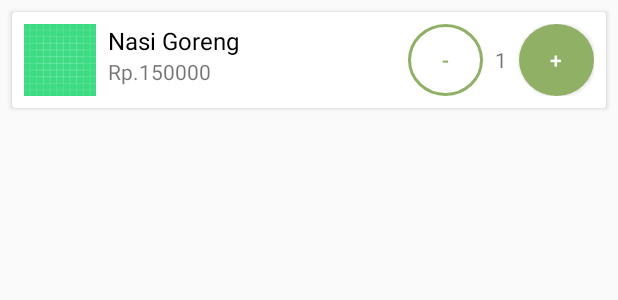
After one commit to rjayaa/maku-mobile-dev, an Android app: the layout tenant_food_item.xml on its own in the app's theme, with its tools: preview values and no code run, on a phone screen of 412 x 824 dp. The commit adds this screen. Shown: the top 300 px of the screen. Run offline under Robolectric (Android 15) with nearby library versions, the phone set to English and light mode, and no system bars.

Commit message:
recycle view each tenant done bitch ass

```diff
--- a/app/src/main/AndroidManifest.xml
+++ b/app/src/main/AndroidManifest.xml
@@ -2,7 +2,8 @@
 <manifest xmlns:android="http://schemas.android.com/apk/res/android"
     xmlns:tools="http://schemas.android.com/tools">
 
-    <uses-permission android:name="android.permission.INTERNET"/>
+    <uses-permission android:name="android.permission.INTERNET" />
+
     <application
         android:allowBackup="true"
         android:dataExtractionRules="@xml/data_extraction_rules"
@@ -13,6 +14,9 @@
         android:supportsRtl="true"
         android:theme="@style/Theme.Makumobilebased"
         tools:targetApi="31">
+        <activity
+            android:name=".TenantFoodActivity"
+            android:exported="false" />
         <activity
             android:name=".MainActivity"
             android:exported="false" />
--- /dev/null
+++ b/app/src/main/java/com/project/maku_mobile_based/RecyclerViewInterface.java
@@ -0,0 +1,5 @@
+package com.project.maku_mobile_based;
+
+public interface RecyclerViewInterface {
+    void onItemClick(int post);
+}
--- /dev/null
+++ b/app/src/main/res/drawable/button_decrement.xml
@@ -0,0 +1,9 @@
+<?xml version="1.0" encoding="utf-8"?>
+<selector xmlns:android="http://schemas.android.com/apk/res/android">
+    <item>
+        <shape android:shape="oval">
+            <solid android:color="#00FFFFFF"/> <!-- transparent background -->
+            <stroke android:width="2dp" android:color="#90B165"/> <!-- green border -->
+        </shape>
+    </item>
+</selector>
--- /dev/null
+++ b/app/src/main/res/drawable/button_increment.xml
@@ -0,0 +1,8 @@
+<?xml version="1.0" encoding="utf-8"?>
+<selector xmlns:android="http://schemas.android.com/apk/res/android">
+    <item>
+        <shape android:shape="oval">
+            <solid android:color="#90B165"/> <!-- transparent background -->
+        </shape>
+    </item>
+</selector>
--- /dev/null
+++ b/app/src/main/res/layout/tenant_food_item.xml
@@ -0,0 +1,74 @@
+<?xml version="1.0" encoding="utf-8"?>
+<androidx.cardview.widget.CardView xmlns:android="http://schemas.android.com/apk/res/android"
+    android:layout_width="match_parent"
+    android:layout_height="wrap_content"
+    android:layout_margin="8dp">
+
+    <LinearLayout
+        android:layout_width="match_parent"
+        android:layout_height="wrap_content"
+        android:orientation="horizontal"
+        android:padding="8dp">
+
+        <ImageView
+            android:id="@+id/imageFood"
+            android:layout_width="48dp"
+            android:layout_height="48dp"
+            android:src="@drawable/ic_launcher_background" /> <!-- Replace with your drawable -->
+
+        <LinearLayout
+            android:layout_width="0dp"
+            android:layout_height="wrap_content"
+            android:layout_weight="1"
+            android:orientation="vertical"
+            android:paddingStart="8dp">
+
+            <TextView
+                android:id="@+id/txtfoodname"
+                android:layout_width="wrap_content"
+                android:layout_height="wrap_content"
+                android:text="Nasi Goreng"
+                android:textColor="@color/black"
+                android:textSize="16sp" />
+
+            <TextView
+                android:id="@+id/txtfoodprice"
+                android:layout_width="wrap_content"
+                android:layout_height="wrap_content"
+                android:text="Rp.150000" />
+        </LinearLayout>
+
+        <LinearLayout
+            android:layout_width="wrap_content"
+            android:layout_height="wrap_content"
+            android:orientation="horizontal"
+            android:gravity="center_vertical">
+
+            <Button
+                android:id="@+id/buttonDecrease"
+                android:layout_width="50dp"
+                android:layout_height="wrap_content"
+                android:background="@drawable/button_decrement"
+                android:text="-"
+                android:textColor="@color/primaryColor"
+                />
+
+            <TextView
+                android:id="@+id/textViewQuantity"
+                android:layout_width="wrap_content"
+                android:layout_height="wrap_content"
+                android:text="1"
+                android:layout_marginStart="8dp"
+                android:layout_marginEnd="8dp" />
+
+            <Button
+                android:id="@+id/buttonIncrease"
+                android:layout_width="50dp"
+                android:layout_height="wrap_content"
+                android:background="@drawable/button_increment"
+                android:textColor="@color/white"
+                android:text="+" />
+        </LinearLayout>
+
+    </LinearLayout>
+</androidx.cardview.widget.CardView>
```
Also changed, not shown: app/src/main/java/com/project/maku_mobile_based/FoodReycleAdapter.java (added, +62 -0 lines), app/src/main/java/com/project/maku_mobile_based/MenuActivity.java (+25 -10 lines), app/src/main/java/com/project/maku_mobile_based/TenantFoodActivity.java (added, +101 -0 lines), app/src/main/java/com/project/maku_mobile_based/TenantRecycleAdapter.java (renamed from app/src/main/java/com/project/maku_mobile_based/RecyclerAdapter.java, +20 -10 lines), app/src/main/java/com/project/maku_mobile_based/model/Food.java (+12 -22 lines), app/src/main/java/com/project/maku_mobile_based/model/Tenants.java (+12 -3 lines), app/src/main/res/layout/tenant_food_view.xml (added, +45 -0 lines), app/src/main/res/layout/tenants_item.xml (+20 -6 lines).
